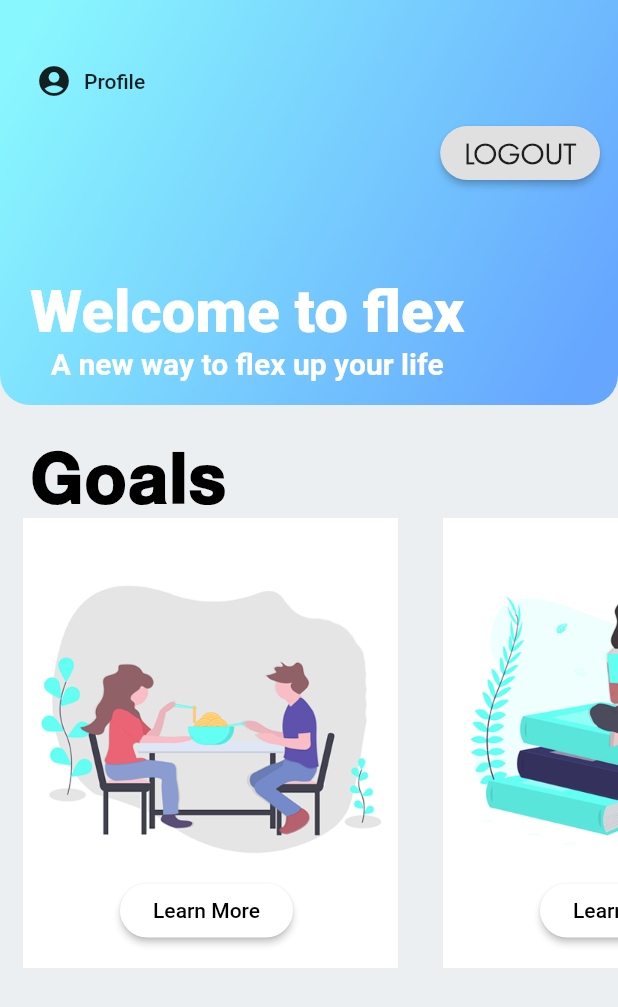
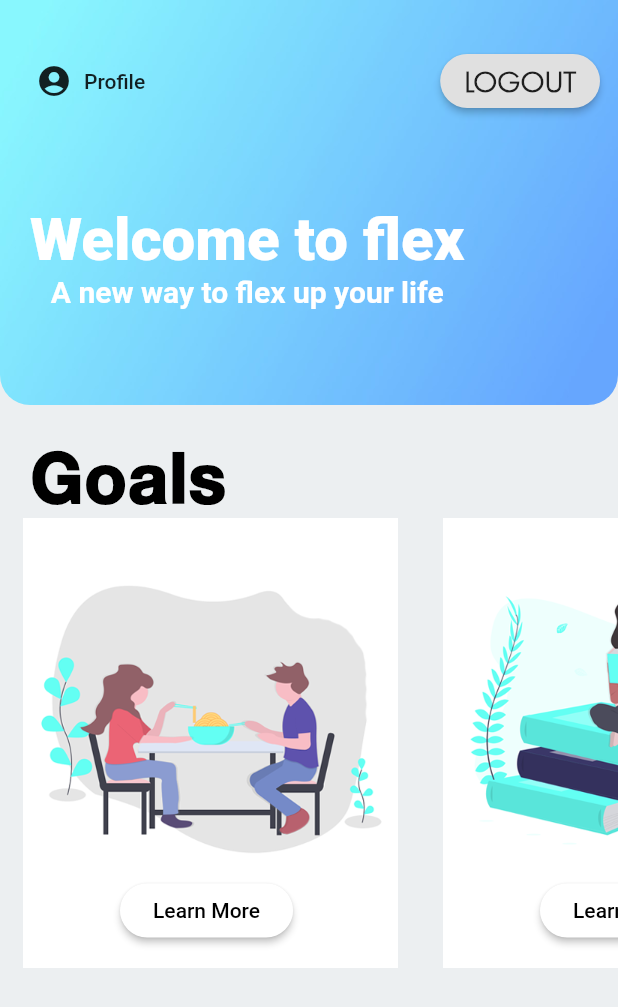
Before and after one commit to ching4098/flex_v2, a Flutter app: the MyHomePage screen opened directly, on a phone screen of 412 x 824 dp. Shown: the top 1007 px of the screen. Run offline on Flutter 3.47's test engine with Material 2 defaults, Android fonts, the phone set to English and light mode, and no system bars; our stand-ins replace firebase_auth, firebase_database, firebase_storage, font_awesome_flutter, image_picker, page_transition and 1 more; accounts and stored records are empty; project files that could hold a hidden picture were left out.

Commit message:
fix alignment

```diff
--- a/lib/Pages/homePage.dart
+++ b/lib/Pages/homePage.dart
@@ -256,6 +256,8 @@ class _MyHomePageState extends State<MyHomePage> {
                   left: 12.0, right: 12.0, top: 30.0, bottom: 8.0),
               child: Column(
                 children: <Widget>[
+                  Stack(
+                    children: <Widget>[
                       Row(
                         mainAxisAlignment: MainAxisAlignment.start,
                         children: <Widget>[
@@ -286,6 +288,8 @@ class _MyHomePageState extends State<MyHomePage> {
                             onPressed: () {
                               _signOut();
                             },
+                          ),
+                        ],
                       ),
                     ],
                   ),
```
Lines whose indentation alone changed are shown as unchanged.
